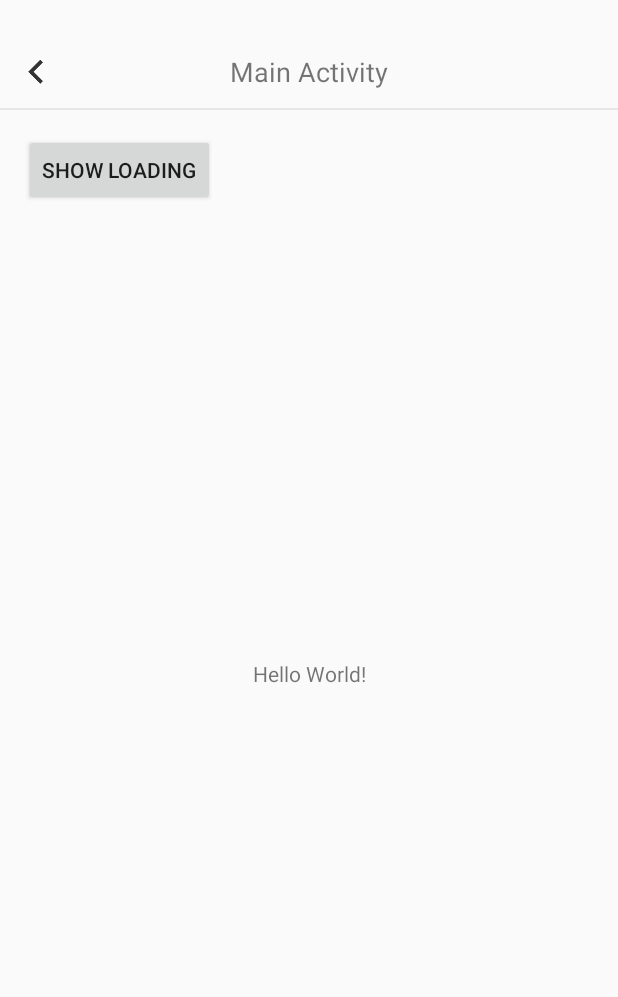
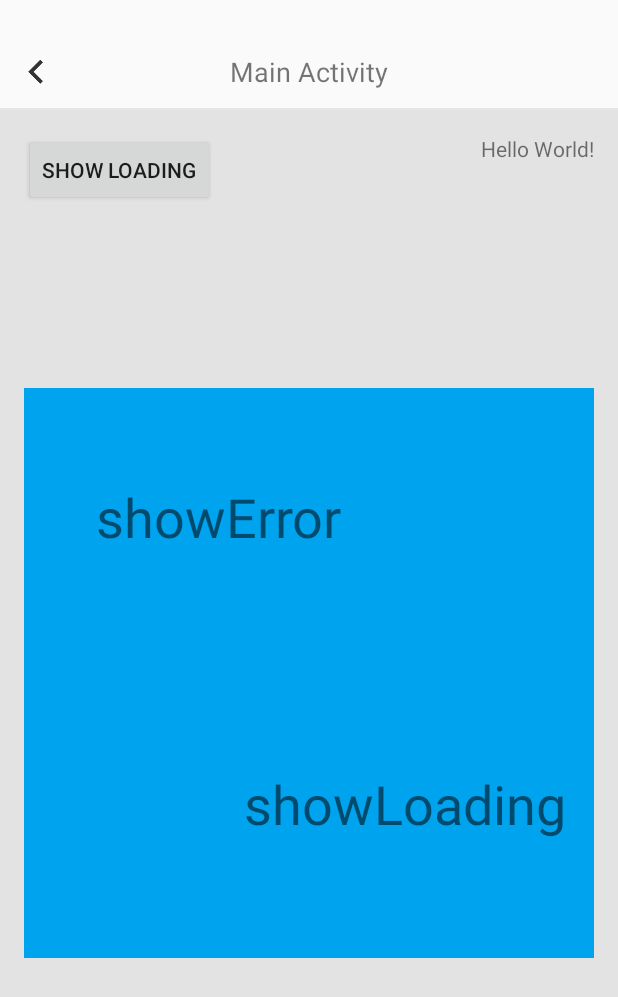
Before and after one commit to busycount/common, an Android app: the screen it shows after launch (MainActivity), on a phone screen of 412 x 824 dp. Shown: the top 997 px of the screen. Run offline under Robolectric (Android 15) with nearby library versions, the phone set to English and light mode, and no system bars; pictures from the network do not load.

Commit message:
Fragment的error单独展示

```diff
--- a/app/src/main/java/com/busycount/common/sample/MainActivity.kt
+++ b/app/src/main/java/com/busycount/common/sample/MainActivity.kt
@@ -12,11 +12,11 @@ class MainActivity : BasicActivity() {
 
     private lateinit var binding: ActivityMainBinding
 
-    override fun initView() {
+    override fun initCreateView() {
         binding = ActivityMainBinding.inflate(layoutInflater)
         setContentView(binding.root)
-        loadingView.retryListener = {
-            mockLoading()
+        loadingView.onRetryListener = {
+            mockLoading(false)
         }
     }
 
@@ -40,20 +40,25 @@ class MainActivity : BasicActivity() {
             }
         }
 
-        titleBar.setTitle("Main Activity")
+        titleBar.setTitleText("Main Activity")
 
         binding.btnShowLoading.setOnClickListener {
-            mockLoading()
+            mockLoading(true)
         }
+
+        supportFragmentManager.beginTransaction().add(R.id.container, MyFragment()).commit()
     }
 
 
-    private fun mockLoading() {
+    private fun mockLoading(showError: Boolean) {
         loadingView.showLoading(true)
         myVm.status.value = true
         binding.btnShowLoading.postDelayed({
-            loadingView.showError(true)
+            loadingView.showError(showError)
+            if (!showError) {
+                loadingView.showLoading(false)
+            }
             myVm.status.value = false
-        }, 3000)
+        }, 1500)
     }
 }
--- /dev/null
+++ b/app/src/main/java/com/busycount/common/sample/MyFragment.kt
@@ -0,0 +1,56 @@
+package com.busycount.common.sample
+
+import android.os.Bundle
+import android.view.LayoutInflater
+import android.view.View
+import android.view.ViewGroup
+import android.widget.Toast
+import com.busycount.common.sample.databinding.FragmentABinding
+import com.busycount.core.ui.BasicErrorView
+import com.busycount.core.ui.BasicFragment
+
+/**
+ * @author : thalys_ch
+ * Date : 2021/03/08
+ * Describe :
+ **/
+class MyFragment : BasicFragment() {
+
+    private lateinit var binding: FragmentABinding
+
+    override fun selfDisplayError(): Boolean {
+        return true
+    }
+
+    override fun initCreateView(inflater: LayoutInflater, container: ViewGroup?, savedInstanceState: Bundle?): View {
+        binding = FragmentABinding.inflate(layoutInflater, container, false)
+        return binding.root
+    }
+
+    override fun initLogic() {
+        binding.showError.setOnClickListener {
+            showError(1, "1")
+        }
+        binding.showLoading.setOnClickListener {
+            showLoading(true)
+            binding.showLoading.postDelayed({ showLoading(false) }, 1000)
+        }
+    }
+
+    override fun initErrorViewCreate(): BasicErrorView? {
+        return if (rootContainer != null) {
+            TestErrorView(rootContainer!!)
+        } else {
+            super.initErrorViewCreate()
+        }
+    }
+
+    override fun initErrorViewLogic(errorView: BasicErrorView) {
+        super.initErrorViewLogic(errorView)
+        errorView.onRetryListener = {
+            Toast.makeText(context, "abc", Toast.LENGTH_SHORT).show()
+            hidError()
+        }
+    }
+
+}
--- a/app/src/main/java/com/busycount/common/sample/TestTitle.kt
+++ b/app/src/main/java/com/busycount/common/sample/TestTitle.kt
@@ -32,7 +32,7 @@ class TestTitle : BasicTitleBar() {
         }
     }
 
-    override fun setTitle(title: String) {
+    override fun setTitleText(title: String?) {
         if (hasInit()) {
             binding.title.text = title
         }
--- a/app/src/main/res/layout/activity_main.xml
+++ b/app/src/main/res/layout/activity_main.xml
@@ -4,18 +4,18 @@
     xmlns:tools="http://schemas.android.com/tools"
     android:layout_width="match_parent"
     android:layout_height="match_parent"
+    android:background="#e3e3e3"
     tools:context=".MainActivity">
+
 
     <TextView
         android:id="@+id/tv"
         android:layout_width="wrap_content"
         android:layout_height="wrap_content"
+        android:layout_margin="16dp"
         android:text="Hello World!"
-        app:layout_constraintBottom_toBottomOf="parent"
-        app:layout_constraintLeft_toLeftOf="parent"
         app:layout_constraintRight_toRightOf="parent"
         app:layout_constraintTop_toTopOf="parent" />
-
 
     <Button
         android:id="@+id/btn_show_loading"
@@ -26,4 +26,16 @@
         app:layout_constraintStart_toStartOf="parent"
         app:layout_constraintTop_toTopOf="parent" />
 
+    <FrameLayout
+        android:id="@+id/container"
+        android:layout_width="0dp"
+        android:layout_height="0dp"
+        android:layout_marginStart="16dp"
+        android:layout_marginEnd="16dp"
+        app:layout_constraintBottom_toBottomOf="parent"
+        app:layout_constraintDimensionRatio="1:1"
+        app:layout_constraintEnd_toEndOf="parent"
+        app:layout_constraintStart_toStartOf="parent"
+        app:layout_constraintTop_toTopOf="parent" />
+
 </androidx.constraintlayout.widget.ConstraintLayout>
--- /dev/null
+++ b/app/src/main/res/layout/fragment_a.xml
@@ -0,0 +1,36 @@
+<?xml version="1.0" encoding="utf-8"?>
+<androidx.constraintlayout.widget.ConstraintLayout xmlns:android="http://schemas.android.com/apk/res/android"
+    xmlns:app="http://schemas.android.com/apk/res-auto"
+    android:layout_width="match_parent"
+    android:background="@color/colorAccent"
+    android:layout_height="match_parent">
+
+
+    <TextView
+        android:id="@+id/showError"
+        android:layout_width="wrap_content"
+        android:layout_height="wrap_content"
+        android:text="showError"
+        android:textSize="36sp"
+        app:layout_constraintBottom_toBottomOf="parent"
+        app:layout_constraintEnd_toEndOf="parent"
+        app:layout_constraintHorizontal_bias="0.222"
+        app:layout_constraintStart_toStartOf="parent"
+        app:layout_constraintTop_toTopOf="parent"
+        app:layout_constraintVertical_bias="0.186" />
+
+    <TextView
+        android:id="@+id/showLoading"
+        android:layout_width="wrap_content"
+        android:layout_height="wrap_content"
+        android:text="showLoading"
+        android:textSize="36sp"
+        app:layout_constraintBottom_toBottomOf="parent"
+        app:layout_constraintEnd_toEndOf="parent"
+        app:layout_constraintHorizontal_bias="0.886"
+        app:layout_constraintStart_toStartOf="parent"
+        app:layout_constraintTop_toTopOf="parent"
+        app:layout_constraintVertical_bias="0.763" />
+
+
+</androidx.constraintlayout.widget.ConstraintLayout>
--- a/core/src/main/java/com/busycount/core/ui/BasicActivity.kt
+++ b/core/src/main/java/com/busycount/core/ui/BasicActivity.kt
@@ -29,7 +29,7 @@ abstract class BasicActivity : AppCompatActivity() {
         super.onCreate(savedInstanceState)
         rootViewGroup = window.decorView.findViewById(R.id.content)
         initCustomStyle()
-        initView()
+        initCreateView()
         initTitleBar()
         initObserver()
         initLogic()
@@ -51,7 +51,7 @@ abstract class BasicActivity : AppCompatActivity() {
     open fun setCustomStyle(style: BasicStyle) {
     }
 
-    abstract fun initView()
+    abstract fun initCreateView()
 
     private fun initTitleBar() {
         if (!customStyle.needTitleBar) {
@@ -64,7 +64,8 @@ abstract class BasicActivity : AppCompatActivity() {
 
     abstract fun setCustomLoadingView(): BasicLoadingView
 
-    abstract fun initObserver()
+    open fun initObserver() {
+    }
 
     abstract fun initLogic()
 
@@ -72,8 +73,12 @@ abstract class BasicActivity : AppCompatActivity() {
         loadingView.showLoading(isShow)
     }
 
-    fun onError(code: Int, msg: String) {
+    fun showError(code: Int, msg: String) {
         loadingView.showError(true)
         loadingView.onError(code, msg)
     }
+
+    fun hideError() {
+        loadingView.showError(false)
+    }
 }
--- a/core/src/main/java/com/busycount/core/ui/BasicTitleBar.kt
+++ b/core/src/main/java/com/busycount/core/ui/BasicTitleBar.kt
@@ -55,13 +55,11 @@ abstract class BasicTitleBar {
     protected fun hasInit(): Boolean {
         val isInit = titleRootView != null
         if (!isInit) {
-            Log.w("BaseTitleBar", "BaseActivity-style-titleBar should be true")
+            Log.w("Basic-Core", "BasicActivity-style-titleBar should be true")
         }
         return isInit
     }
 
-    abstract fun setTitle(title: String)
-
-    open fun addView(view: View) {}
+    abstract fun setTitleText(title: String?)
 
 }
```
Also changed, not shown: app/src/main/java/com/busycount/common/sample/TestErrorView.kt (added, +29 -0 lines), app/src/main/java/com/busycount/common/sample/TestLoading.kt (+3 -13 lines), core/src/main/java/com/busycount/core/ui/BasicErrorView.kt (added, +53 -0 lines), core/src/main/java/com/busycount/core/ui/BasicFragment.kt (+51 -6 lines), core/src/main/java/com/busycount/core/ui/BasicLoadingView.kt (+20 -17 lines).
